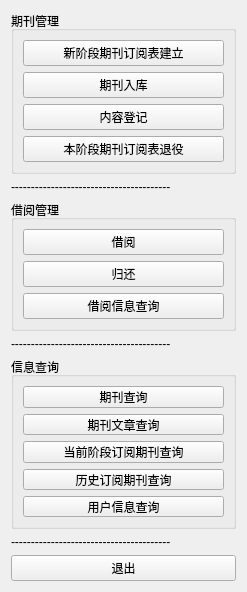
DEVILcong/SoftEng, file form.ui: the form before one commit.
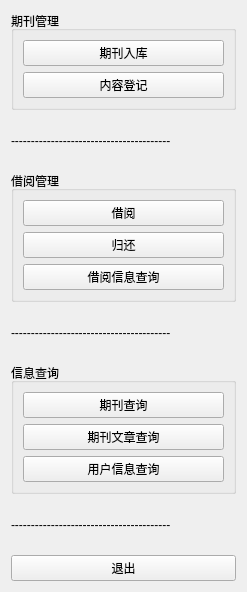
The form after the commit.

What changed in the file:
```diff
--- a/form.ui
+++ b/form.ui
@@ -32,13 +32,6 @@
       <string>期刊管理</string>
      </property>
      <layout class="QVBoxLayout" name="verticalLayout_3">
-      <item>
-       <widget class="QPushButton" name="pushButton_7">
-        <property name="text">
-         <string>新阶段期刊订阅表建立</string>
-        </property>
-       </widget>
-      </item>
       <item>
        <widget class="QPushButton" name="pushButton">
         <property name="text">
@@ -53,13 +46,6 @@
         </property>
        </widget>
       </item>
-      <item>
-       <widget class="QPushButton" name="pushButton_12">
-        <property name="text">
-         <string>本阶段期刊订阅表退役</string>
-        </property>
-       </widget>
-      </item>
      </layout>
     </widget>
    </item>
@@ -127,20 +113,6 @@
         </property>
        </widget>
       </item>
-      <item>
-       <widget class="QPushButton" name="pushButton_5">
-        <property name="text">
-         <string>当前阶段订阅期刊查询</string>
-        </property>
-       </widget>
-      </item>
-      <item>
-       <widget class="QPushButton" name="pushButton_6">
-        <property name="text">
-         <string>历史订阅期刊查询</string>
-        </property>
-       </widget>
-      </item>
       <item>
        <widget class="QPushButton" name="pushButton_13">
         <property name="text">
```
